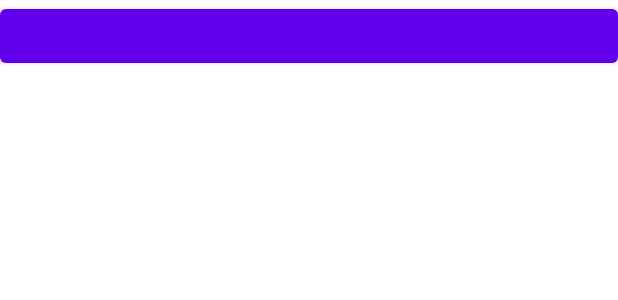
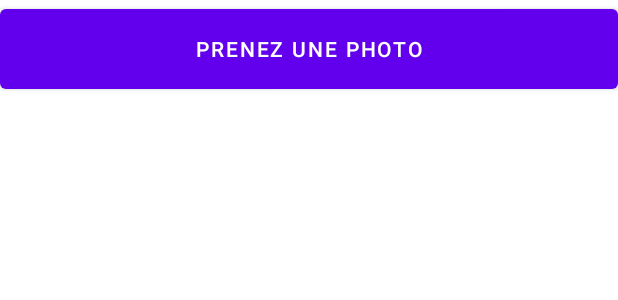
Before and after one commit to rigole/Text-Detector-, an Android app: the layout activity_main.xml on its own in the app's theme, with its tools: preview values and no code run, on a phone screen of 412 x 824 dp. Shown: the top 300 px of the screen. Run offline under Robolectric (Android 15) with nearby library versions, the phone set to English and light mode, and no system bars.

Commit message:
opening main activity + editing its button

```diff
--- a/app/src/main/res/layout/activity_main.xml
+++ b/app/src/main/res/layout/activity_main.xml
@@ -11,10 +11,13 @@
         android:layout_width="wrap_content"
         android:layout_height="wrap_content"
         android:id="@+id/imageId"/>
+
     <Button
         android:layout_width="match_parent"
-        android:layout_height="wrap_content"
-        android:onClick="doProcess"/>
+        android:layout_height="65dp"
+        android:textColor="@color/white"
+        android:text="prenez une photo"
+        android:onClick="doProcess" />
 
     <TextView
         android:layout_width="wrap_content"
```
Also changed, not shown: app/src/main/java/com/example/textdetector/IntroActivity.java (+10 -0 lines).
